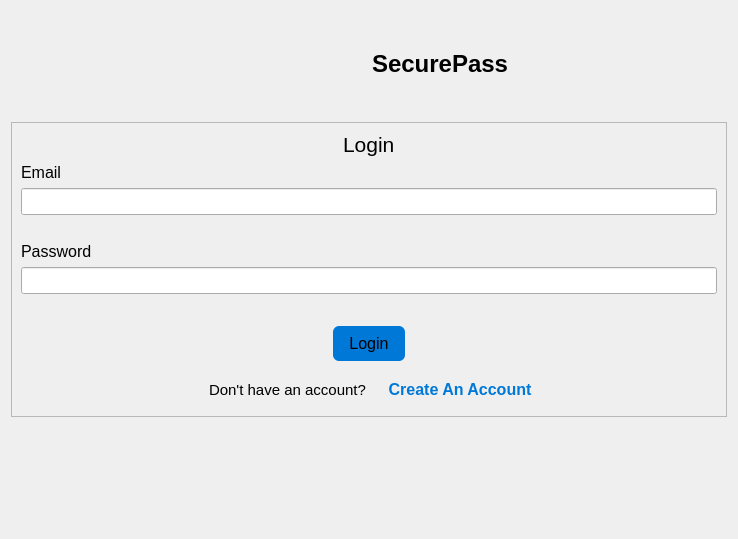
The window that pages/login/loginpage.ui (SahisN/PasswordManager) describes before a commit, drawn with Qt 5.
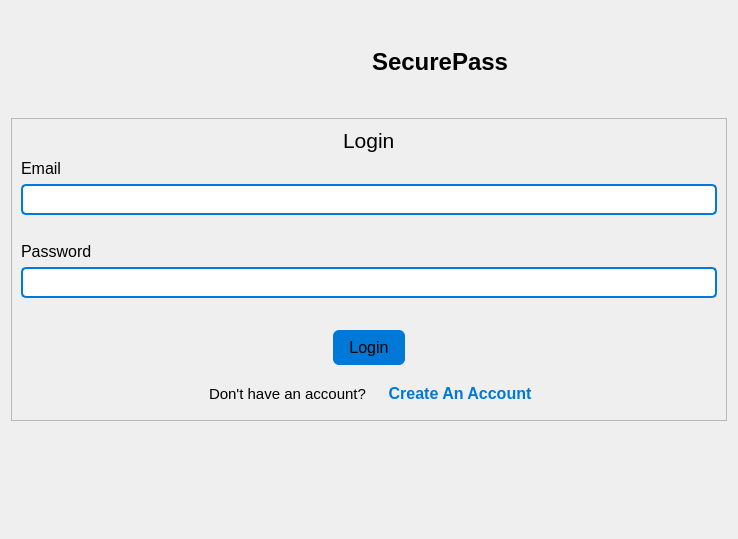
The same window after the commit. Icons and pictures are not drawn.

What changed in the file:
```diff
--- a/pages/login/loginpage.ui
+++ b/pages/login/loginpage.ui
@@ -104,6 +104,11 @@
             <pointsize>12</pointsize>
            </font>
           </property>
+          <property name="styleSheet">
+           <string notr="true">border: 2px solid #0078d7;;
+border-radius:5px;
+padding: 3px;</string>
+          </property>
          </widget>
         </item>
         <item>
@@ -143,6 +148,11 @@
             <pointsize>12</pointsize>
            </font>
           </property>
+          <property name="styleSheet">
+           <string notr="true">border: 2px solid #0078d7;;
+border-radius:5px;
+padding: 3px;</string>
+          </property>
           <property name="text">
            <string/>
           </property>
```
